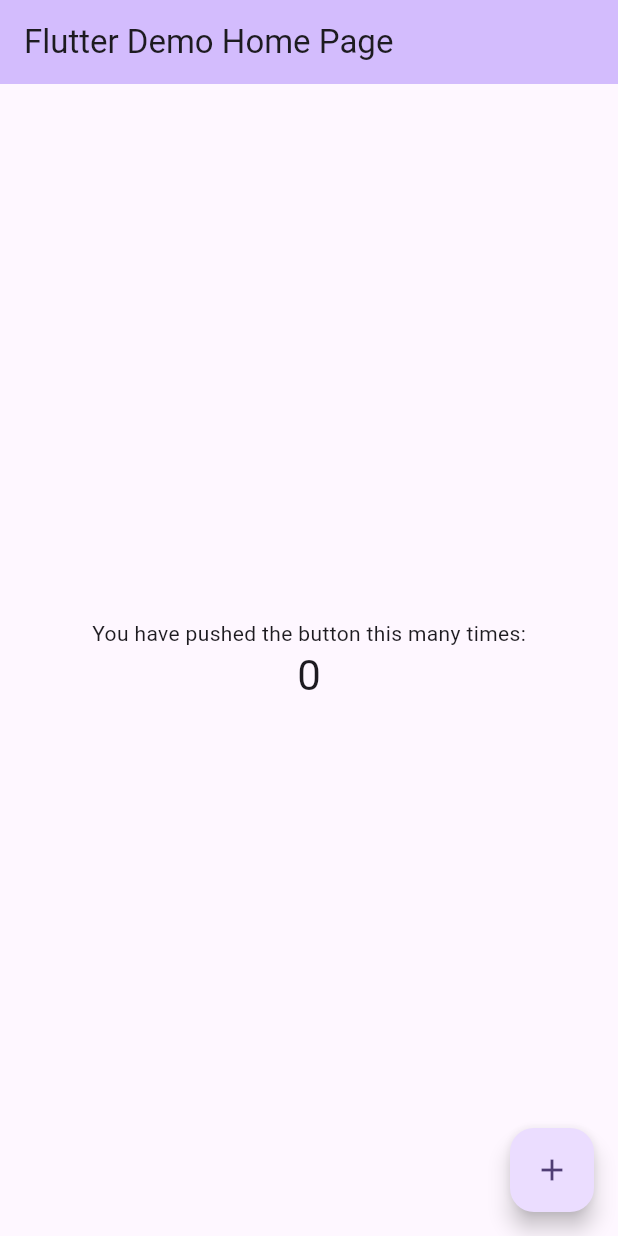
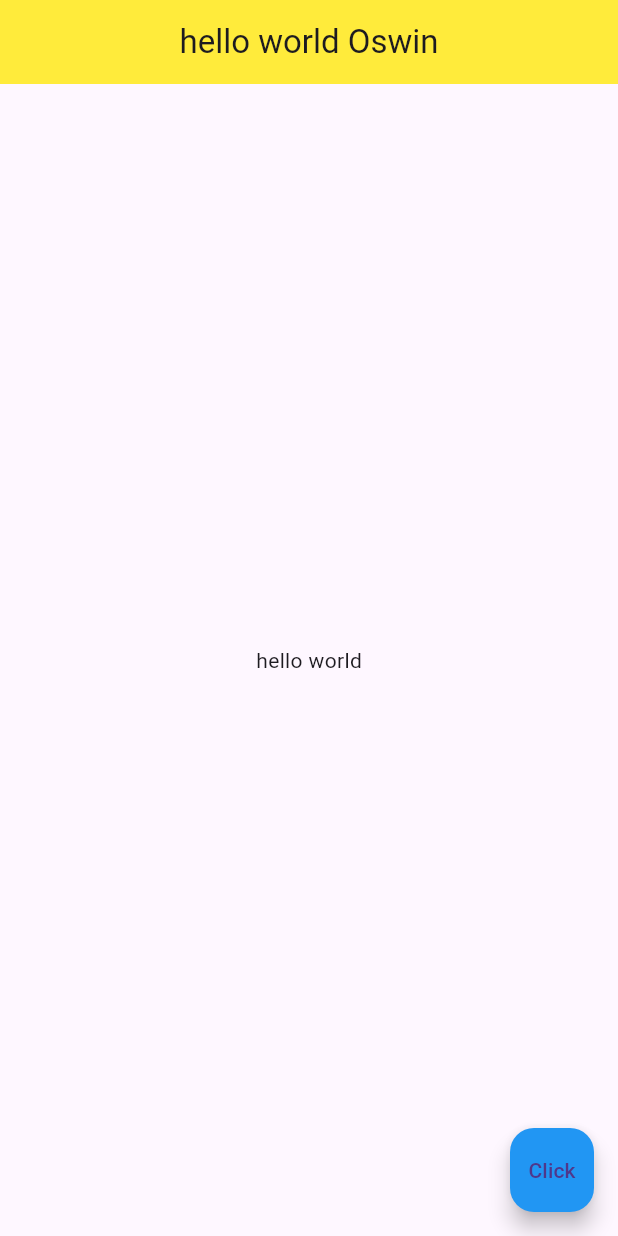
Before and after one commit to Alexoswin/flutter_Android, a Flutter app: the screen it shows after launch, on a phone screen of 412 x 824 dp. Run offline on Flutter 3.47's test engine with Material 3 defaults, Android fonts, the light colour scheme and no system bars.

Commit message:
first flutter app

```diff
--- a/demo_flutter/lib/main.dart
+++ b/demo_flutter/lib/main.dart
@@ -1,125 +1,28 @@
 import 'package:flutter/material.dart';
+int i = 0;
+void main() => runApp(MaterialApp(
+  home:Scaffold(
+    appBar: AppBar(
+      title: Text("hello world Oswin"),
+      backgroundColor: Colors.yellow,
+      centerTitle: true,
 
-void main() {
-  runApp(const MyApp());
-}
+    ),
+      body: Center(
+        child: Text("hello world"),
 
-class MyApp extends StatelessWidget {
-  const MyApp({super.key});
+      ),
 
-  // This widget is the root of your application.
-  @override
-  Widget build(BuildContext context) {
-    return MaterialApp(
-      title: 'Flutter Demo',
-      theme: ThemeData(
-        // This is the theme of your application.
-        //
-        // TRY THIS: Try running your application with "flutter run". You'll see
-        // the application has a purple toolbar. Then, without quitting the app,
-        // try changing the seedColor in the colorScheme below to Colors.green
-        // and then invoke "hot reload" (save your changes or press the "hot
-        // reload" button in a Flutter-supported IDE, or press "r" if you used
-        // the command line to start the app).
-        //
-        // Notice that the counter didn't reset back to zero; the application
-        // state is not lost during the reload. To reset the state, use hot
-        // restart instead.
-        //
-        // This works for code too, not just values: Most code changes can be
-        // tested with just a hot reload.
-        colorScheme: ColorScheme.fromSeed(seedColor: Colors.deepPurple),
-        useMaterial3: true,
-      ),
-      home: const MyHomePage(title: 'Flutter Demo Home Page'),
-    );
-  }
-}
+      floatingActionButton: FloatingActionButton(
 
-class MyHomePage extends StatefulWidget {
-  const MyHomePage({super.key, required this.title});
+       onPressed: (){
+         i= i+1;
+         print(i);
+       },
+        child: Text("Click"),
+        backgroundColor: Colors.blue,
+  ) ,
 
-  // This widget is the home page of your application. It is stateful, meaning
-  // that it has a State object (defined below) that contains fields that affect
-  // how it looks.
 
-  // This class is the configuration for the state. It holds the values (in this
-  // case the title) provided by the parent (in this case the App widget) and
-  // used by the build method of the State. Fields in a Widget subclass are
-  // always marked "final".
-
-  final String title;
-
-  @override
-  State<MyHomePage> createState() => _MyHomePageState();
-}
-
-class _MyHomePageState extends State<MyHomePage> {
-  int _counter = 0;
-
-  void _incrementCounter() {
-    setState(() {
-      // This call to setState tells the Flutter framework that something has
-      // changed in this State, which causes it to rerun the build method below
-      // so that the display can reflect the updated values. If we changed
-      // _counter without calling setState(), then the build method would not be
-      // called again, and so nothing would appear to happen.
-      _counter++;
-    });
-  }
-
-  @override
-  Widget build(BuildContext context) {
-    // This method is rerun every time setState is called, for instance as done
-    // by the _incrementCounter method above.
-    //
-    // The Flutter framework has been optimized to make rerunning build methods
-    // fast, so that you can just rebuild anything that needs updating rather
-    // than having to individually change instances of widgets.
-    return Scaffold(
-      appBar: AppBar(
-        // TRY THIS: Try changing the color here to a specific color (to
-        // Colors.amber, perhaps?) and trigger a hot reload to see the AppBar
-        // change color while the other colors stay the same.
-        backgroundColor: Theme.of(context).colorScheme.inversePrimary,
-        // Here we take the value from the MyHomePage object that was created by
-        // the App.build method, and use it to set our appbar title.
-        title: Text(widget.title),
-      ),
-      body: Center(
-        // Center is a layout widget. It takes a single child and positions it
-        // in the middle of the parent.
-        child: Column(
-          // Column is also a layout widget. It takes a list of children and
-          // arranges them vertically. By default, it sizes itself to fit its
-          // children horizontally, and tries to be as tall as its parent.
-          //
-          // Column has various properties to control how it sizes itself and
-          // how it positions its children. Here we use mainAxisAlignment to
-          // center the children vertically; the main axis here is the vertical
-          // axis because Columns are vertical (the cross axis would be
-          // horizontal).
-          //
-          // TRY THIS: Invoke "debug painting" (choose the "Toggle Debug Paint"
-          // action in the IDE, or press "p" in the console), to see the
-          // wireframe for each widget.
-          mainAxisAlignment: MainAxisAlignment.center,
-          children: <Widget>[
-            const Text(
-              'You have pushed the button this many times:',
-            ),
-            Text(
-              '$_counter',
-              style: Theme.of(context).textTheme.headlineMedium,
-            ),
-          ],
-        ),
-      ),
-      floatingActionButton: FloatingActionButton(
-        onPressed: _incrementCounter,
-        tooltip: 'Increment',
-        child: const Icon(Icons.add),
-      ), // This trailing comma makes auto-formatting nicer for build methods.
-    );
-  }
-}
+  ),
+));
```
